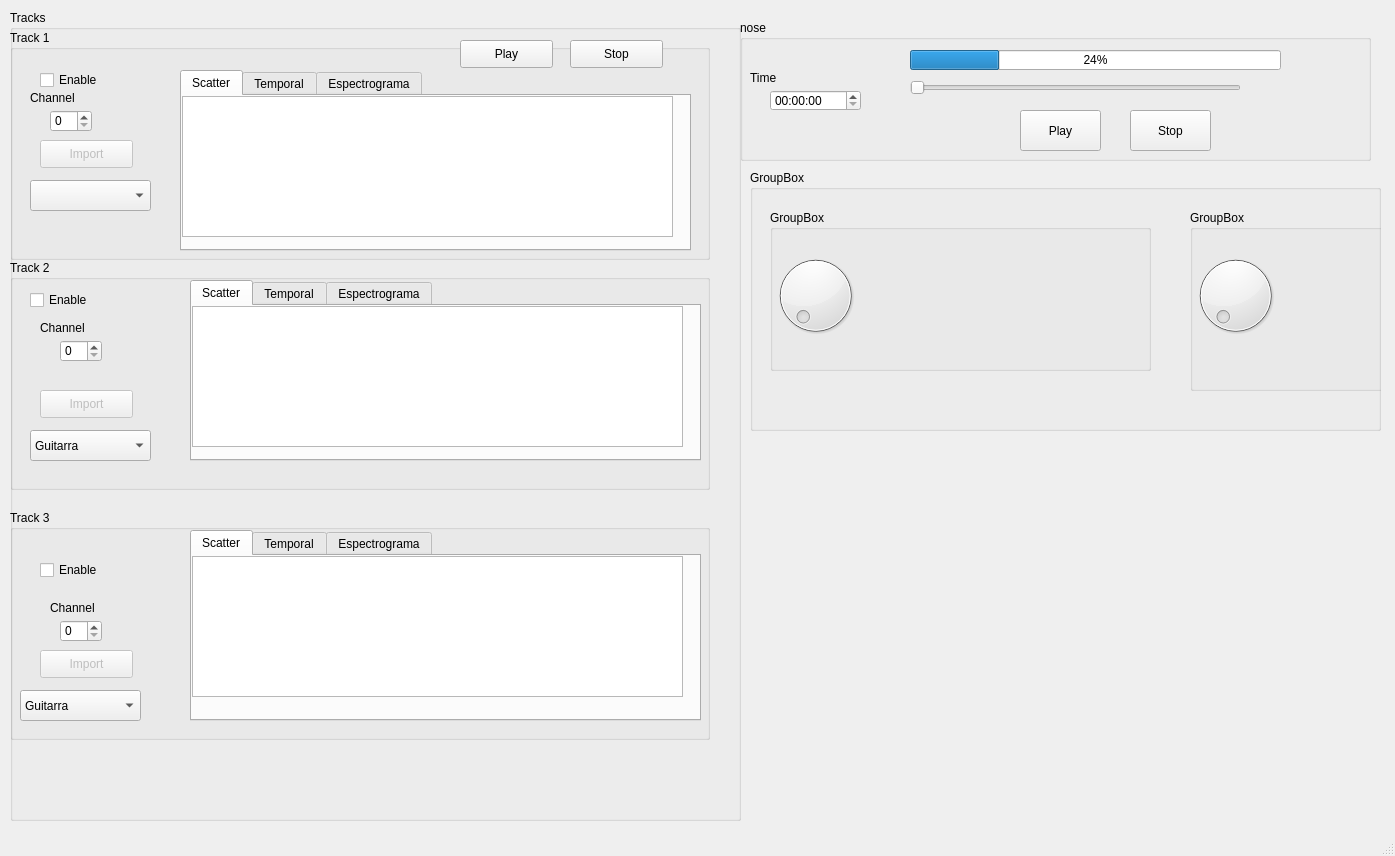
agussolari/assd_tp2_synth, file qt_gui.ui: the form before one commit.
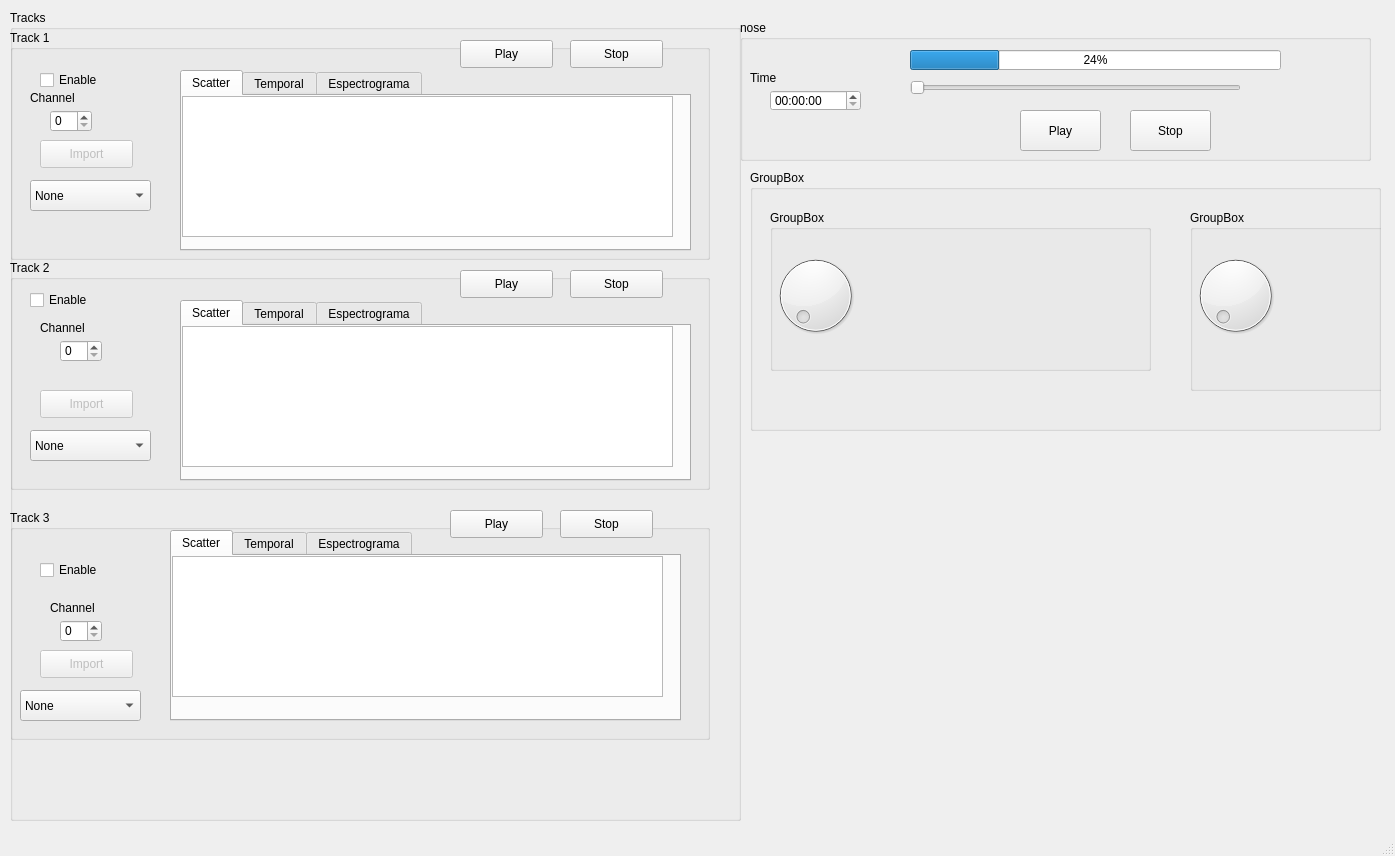
The form after the commit. The open tabs and pages were chosen to show the change. Custom widgets are drawn as their Qt base class.

Commit message: play and stop bottom in others tracks

```diff
--- a/qt_gui.ui
+++ b/qt_gui.ui
@@ -83,11 +83,11 @@
        </rect>
       </property>
       <property name="currentIndex">
-       <number>-1</number>
+       <number>0</number>
       </property>
       <item>
        <property name="text">
-        <string>Guitarra</string>
+        <string>None</string>
        </property>
       </item>
       <item>
@@ -264,7 +264,7 @@
       </property>
       <item>
        <property name="text">
-        <string>Guitarra</string>
+        <string>None</string>
        </property>
       </item>
       <item>
@@ -307,7 +307,7 @@
      <widget class="QTabWidget" name="tabWidget_3">
       <property name="geometry">
        <rect>
-        <x>180</x>
+        <x>160</x>
         <y>20</y>
         <width>511</width>
         <height>191</height>
@@ -362,6 +362,32 @@
        </widget>
       </widget>
      </widget>
+     <widget class="QPushButton" name="play_track_3">
+      <property name="geometry">
+       <rect>
+        <x>440</x>
+        <y>0</y>
+        <width>93</width>
+        <height>28</height>
+       </rect>
+      </property>
+      <property name="text">
+       <string>Play</string>
+      </property>
+     </widget>
+     <widget class="QPushButton" name="stop_track_3">
+      <property name="geometry">
+       <rect>
+        <x>550</x>
+        <y>0</y>
+        <width>93</width>
+        <height>28</height>
+       </rect>
+      </property>
+      <property name="text">
+       <string>Stop</string>
+      </property>
+     </widget>
     </widget>
     <widget class="QGroupBox" name="track_2">
      <property name="geometry">
@@ -407,8 +433,8 @@
      <widget class="QTabWidget" name="tabWidget_2">
       <property name="geometry">
        <rect>
-        <x>180</x>
-        <y>20</y>
+        <x>170</x>
+        <y>40</y>
         <width>511</width>
         <height>181</height>
        </rect>
@@ -499,7 +525,7 @@
       </property>
       <item>
        <property name="text">
-        <string>Guitarra</string>
+        <string>None</string>
        </property>
       </item>
       <item>
@@ -513,6 +539,32 @@
        </property>
       </item>
      </widget>
+     <widget class="QPushButton" name="play_track_2">
+      <property name="geometry">
+       <rect>
+        <x>450</x>
+        <y>10</y>
+        <width>93</width>
+        <height>28</height>
+       </rect>
+      </property>
+      <property name="text">
+       <string>Play</string>
+      </property>
+     </widget>
+     <widget class="QPushButton" name="stop_track_2">
+      <property name="geometry">
+       <rect>
+        <x>560</x>
+        <y>10</y>
+        <width>93</width>
+        <height>28</height>
+       </rect>
+      </property>
+      <property name="text">
+       <string>Stop</string>
+      </property>
+     </widget>
     </widget>
    </widget>
    <widget class="QGroupBox" name="time_settings">
```
Left out of the diff: 19 changed lines with no effect on the pictures. The commit also changes 12 other files.
